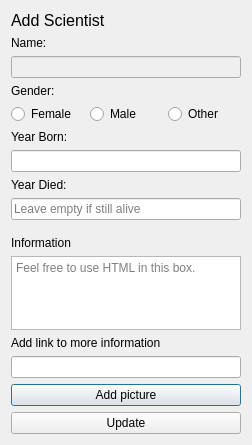
The window that updatescientistwindow.ui (athenabjorg/sacr) describes before a commit, drawn with Qt 5.
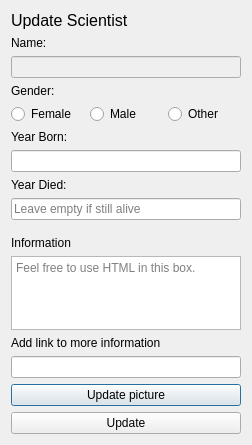
The same window after the commit.

The edit to the form file:
```diff
--- a/updatescientistwindow.ui
+++ b/updatescientistwindow.ui
@@ -22,7 +22,7 @@
       </font>
      </property>
      <property name="text">
-      <string>Add Scientist</string>
+      <string>Update Scientist</string>
      </property>
     </widget>
    </item>
@@ -199,7 +199,7 @@
    <item>
     <widget class="QPushButton" name="ScientistAddPic">
      <property name="text">
-      <string>Add picture</string>
+      <string>Update picture</string>
      </property>
     </widget>
    </item>
```
